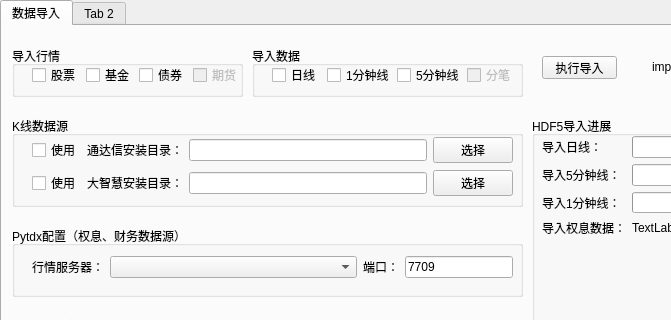
Above: hikyuu_python/tools/maintain/MainWindow.ui from fasiondog/hikyuu before the change; both pictures show x 0 to 671 and y 0 to 320 of the 1067 by 598 pixel window. Below: the same form after it.
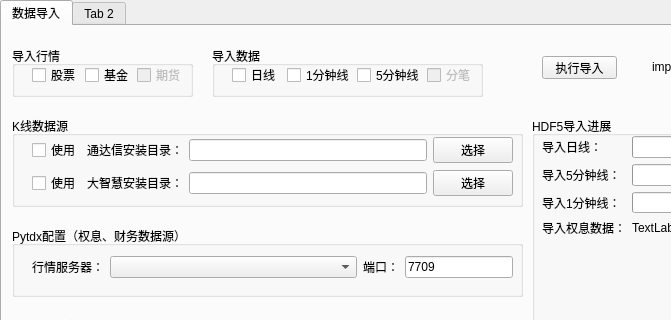
That is the form after the change.

```diff
--- a/hikyuu_python/tools/maintain/MainWindow.ui
+++ b/hikyuu_python/tools/maintain/MainWindow.ui
@@ -442,7 +442,7 @@
      <widget class="QGroupBox" name="groupBox_6">
       <property name="geometry">
        <rect>
-        <x>250</x>
+        <x>210</x>
         <y>20</y>
         <width>271</width>
         <height>51</height>
@@ -500,7 +500,7 @@
        <rect>
         <x>10</x>
         <y>20</y>
-        <width>231</width>
+        <width>181</width>
         <height>51</height>
        </rect>
       </property>
@@ -512,7 +512,7 @@
         <rect>
          <x>20</x>
          <y>20</y>
-         <width>208</width>
+         <width>151</width>
          <height>18</height>
         </rect>
        </property>
@@ -531,13 +531,6 @@
           </property>
          </widget>
         </item>
-        <item>
-         <widget class="QCheckBox" name="import_bond_checkBox">
-          <property name="text">
-           <string>债券</string>
-          </property>
-         </widget>
-        </item>
         <item>
          <widget class="QCheckBox" name="import_future_checkBox">
           <property name="enabled">
```
Left out of the diff: 28 changed lines with no effect on the pictures.
